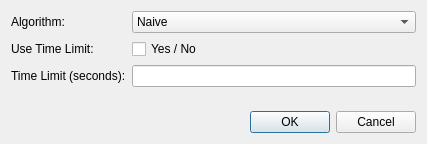
Qt form src/qgis_plugins/gisfire_lightnings/ui/dialogs/disk_cover_algorithm.ui (JaumeFigueras/GisFIRE) before a commit.
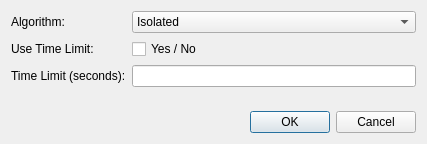
The same form after that commit.

Diff of the .ui file:
```diff
--- a/src/qgis_plugins/gisfire_lightnings/ui/dialogs/disk_cover_algorithm.ui
+++ b/src/qgis_plugins/gisfire_lightnings/ui/dialogs/disk_cover_algorithm.ui
@@ -25,6 +25,11 @@
      </item>
      <item row="0" column="1">
       <widget class="QComboBox" name="combo_box_algorithm">
+       <item>
+        <property name="text">
+         <string>Isolated</string>
+        </property>
+       </item>
        <item>
         <property name="text">
          <string>Naive</string>
```
